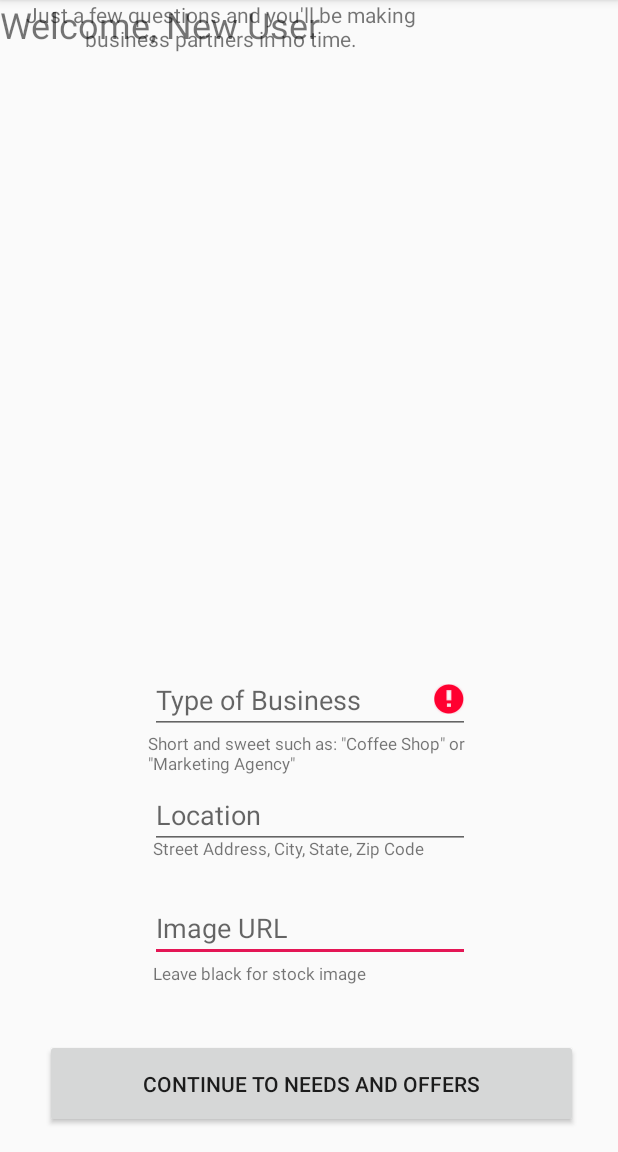
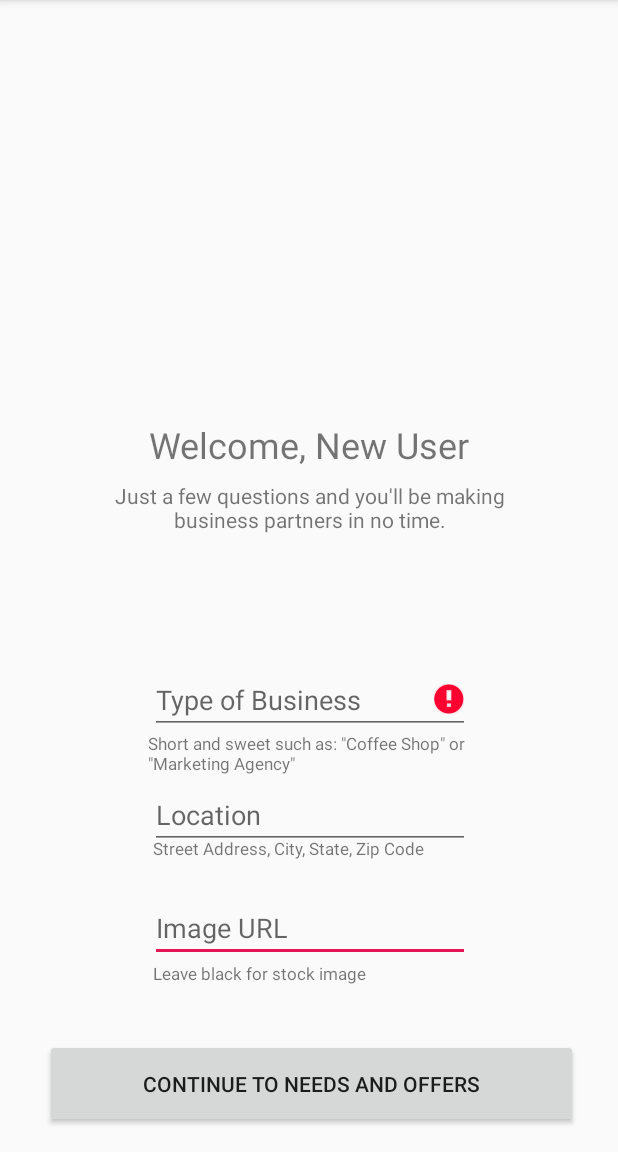
Before and after one commit to stormihoebe/busy-android, an Android app: the NewUserActivity screen opened directly, with no data from a screen before it, after a tap on "CONTINUE TO NEEDS AND OFFERS", on a phone screen of 412 x 824 dp, the part 84-1236 px from its top. Run offline under Robolectric (Android 15) with nearby library versions, the phone set to English and light mode, and no system bars; our stand-ins replace ButterKnife, Firebase (no records; nobody signed in at launch, a user with empty details on screens opened directly).

Commit message:
refactored New User Activity to improve efficiency in updating user information

```diff
--- a/app/src/main/java/com/stormhoebe/busy/NewUserActivity.java
+++ b/app/src/main/java/com/stormhoebe/busy/NewUserActivity.java
@@ -33,10 +33,6 @@ public class NewUserActivity extends AppCompatActivity implements View.OnClickLi
     private String mLocation;
     private String mImage;
 
-    private FirebaseAuth mAuth;
-    private FirebaseAuth.AuthStateListener mAuthListener;
-
-    private String uid;
 
     @Override
     protected void onCreate(Bundle savedInstanceState) {
@@ -64,11 +60,6 @@ public class NewUserActivity extends AppCompatActivity implements View.OnClickLi
         Log.d("mImage", mImage);
 
 
-
-        String name = "name";
-        String email = "email";
-        String industry = "industry";
-
         if (mType.equals("")){
             mTypeEditText.setError("Please enter business type");
             return;
@@ -77,27 +68,21 @@ public class NewUserActivity extends AppCompatActivity implements View.OnClickLi
             mLocationEditText.setError("Please enter business location");
             return;
         }
+
         FirebaseUser user = FirebaseAuth.getInstance().getCurrentUser();
         String uid = user.getUid();
         Log.d("THIS IS UID", uid);
 
-        User updatedUser = new User(name, email, industry);
-        updatedUser.setLocation(mLocation);
-        updatedUser.setTag(mType);
-        updatedUser.setImage(mImage);
-        updatedUser.setId(uid);
 
-        DatabaseReference mDatabase = FirebaseDatabase.getInstance().getReference().child("users");
-        mDatabase.child(uid).setValue(updatedUser).addOnCompleteListener(new OnCompleteListener<Void>() {
-            @Override
-            public void onComplete(@NonNull Task<Void> task) {
-                Intent intent = new Intent(NewUserActivity.this, MainActivity.class);
-                intent.setFlags(Intent.FLAG_ACTIVITY_NEW_TASK | Intent.FLAG_ACTIVITY_CLEAR_TASK);
-                startActivity(intent);
+        DatabaseReference mDatabase = FirebaseDatabase.getInstance().getReference().child("users").child(uid);
+        mDatabase.child("type").setValue(mType);
+        mDatabase.child("location").setValue(mLocation);
+        mDatabase.child("image").setValue(mImage);
 
-            }
-        });
 
+        Intent intent = new Intent(NewUserActivity.this, MainActivity.class);
+        intent.setFlags(Intent.FLAG_ACTIVITY_NEW_TASK | Intent.FLAG_ACTIVITY_CLEAR_TASK);
+        startActivity(intent);
 
     }
 
--- a/app/src/main/res/layout/activity_new_user.xml
+++ b/app/src/main/res/layout/activity_new_user.xml
@@ -16,8 +16,12 @@
         android:text="Welcome, New User"
         android:textSize="24sp"
         android:textAlignment="center"
-        tools:layout_editor_absoluteY="16dp"
-        tools:layout_editor_absoluteX="87dp" />
+        android:layout_marginBottom="8dp"
+        app:layout_constraintBottom_toTopOf="@+id/newUserHeaderTextView2"
+        android:layout_marginLeft="8dp"
+        app:layout_constraintLeft_toLeftOf="parent"
+        android:layout_marginRight="8dp"
+        app:layout_constraintRight_toRightOf="parent" />
 
     <TextView
         android:id="@+id/newUserHeaderTextView2"
@@ -25,8 +29,12 @@
         android:layout_height="57dp"
         android:textAlignment="center"
         android:text="Just a few questions and you'll be making business partners in no time."
-        tools:layout_editor_absoluteY="65dp"
-        tools:layout_editor_absoluteX="45dp" />
+        android:layout_marginBottom="66dp"
+        app:layout_constraintBottom_toTopOf="@+id/typeEditText"
+        android:layout_marginLeft="8dp"
+        app:layout_constraintLeft_toLeftOf="parent"
+        android:layout_marginRight="8dp"
+        app:layout_constraintRight_toRightOf="parent" />
 
     <EditText
         android:id="@+id/imageEditText"
```
